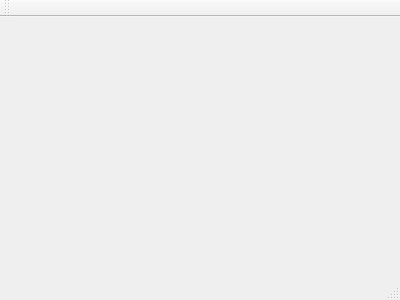
Above: gui/gui.ui from freealong/equation before the change. Below: the same form after it.
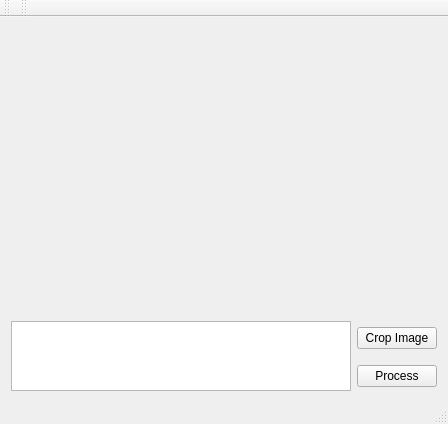
That is the form after the change.

Commit message: update gui, can crop and show image

What changed in the file:
```diff
--- a/gui/gui.ui
+++ b/gui/gui.ui
@@ -1,24 +1,91 @@
 <ui version="4.0">
  <class>gui</class>
- <widget class="QMainWindow" name="gui" >
-  <property name="geometry" >
+ <widget class="QMainWindow" name="gui">
+  <property name="geometry">
    <rect>
     <x>0</x>
     <y>0</y>
-    <width>400</width>
-    <height>300</height>
+    <width>448</width>
+    <height>424</height>
    </rect>
   </property>
-  <property name="windowTitle" >
+  <property name="sizePolicy">
+   <sizepolicy hsizetype="Preferred" vsizetype="Preferred">
+    <horstretch>0</horstretch>
+    <verstretch>0</verstretch>
+   </sizepolicy>
+  </property>
+  <property name="windowTitle">
    <string>gui</string>
   </property>
-  <widget class="QMenuBar" name="menuBar" />
-  <widget class="QToolBar" name="mainToolBar" />
-  <widget class="QWidget" name="centralWidget" />
-  <widget class="QStatusBar" name="statusBar" />
+  <widget class="QWidget" name="centralWidget">
+   <layout class="QHBoxLayout" name="horizontalLayout">
+    <item>
+     <layout class="QGridLayout" name="gridLayout">
+      <item row="0" column="0" colspan="2">
+       <widget class="QLabel" name="label">
+        <property name="text">
+         <string/>
+        </property>
+       </widget>
+      </item>
+      <item row="1" column="0" rowspan="2">
+       <widget class="QPlainTextEdit" name="latexText">
+        <property name="autoFillBackground">
+         <bool>false</bool>
+        </property>
+       </widget>
+      </item>
+      <item row="1" column="1">
+       <widget class="QPushButton" name="cropImageButton">
+        <property name="text">
+         <string>Crop Image</string>
+        </property>
+       </widget>
+      </item>
+      <item row="2" column="1">
+       <widget class="QPushButton" name="processButton">
+        <property name="text">
+         <string>Process</string>
+        </property>
+       </widget>
+      </item>
+     </layout>
+    </item>
+   </layout>
+  </widget>
+  <widget class="QMenuBar" name="menuBar">
+   <property name="geometry">
+    <rect>
+     <x>0</x>
+     <y>0</y>
+     <width>448</width>
+     <height>27</height>
+    </rect>
+   </property>
+  </widget>
+  <widget class="QToolBar" name="mainToolBar">
+   <attribute name="toolBarArea">
+    <enum>TopToolBarArea</enum>
+   </attribute>
+   <attribute name="toolBarBreak">
+    <bool>false</bool>
+   </attribute>
+  </widget>
+  <widget class="QStatusBar" name="statusBar"/>
+  <widget class="QToolBar" name="toolBar">
+   <property name="windowTitle">
+    <string>toolBar</string>
+   </property>
+   <attribute name="toolBarArea">
+    <enum>TopToolBarArea</enum>
+   </attribute>
+   <attribute name="toolBarBreak">
+    <bool>false</bool>
+   </attribute>
+  </widget>
  </widget>
- <layoutDefault spacing="6" margin="11" />
- <pixmapfunction></pixmapfunction>
+ <layoutdefault spacing="6" margin="11"/>
  <resources/>
  <connections/>
 </ui>
```
Left out of the diff: 1 changed line with no effect on the pictures. The commit also changes 17 other files.
